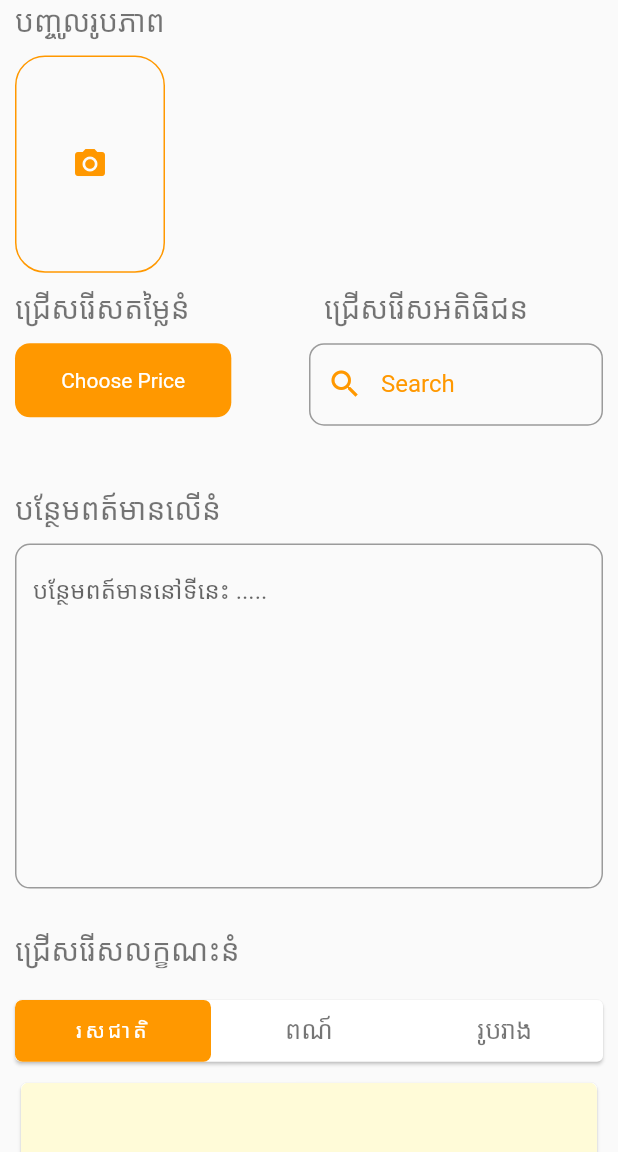
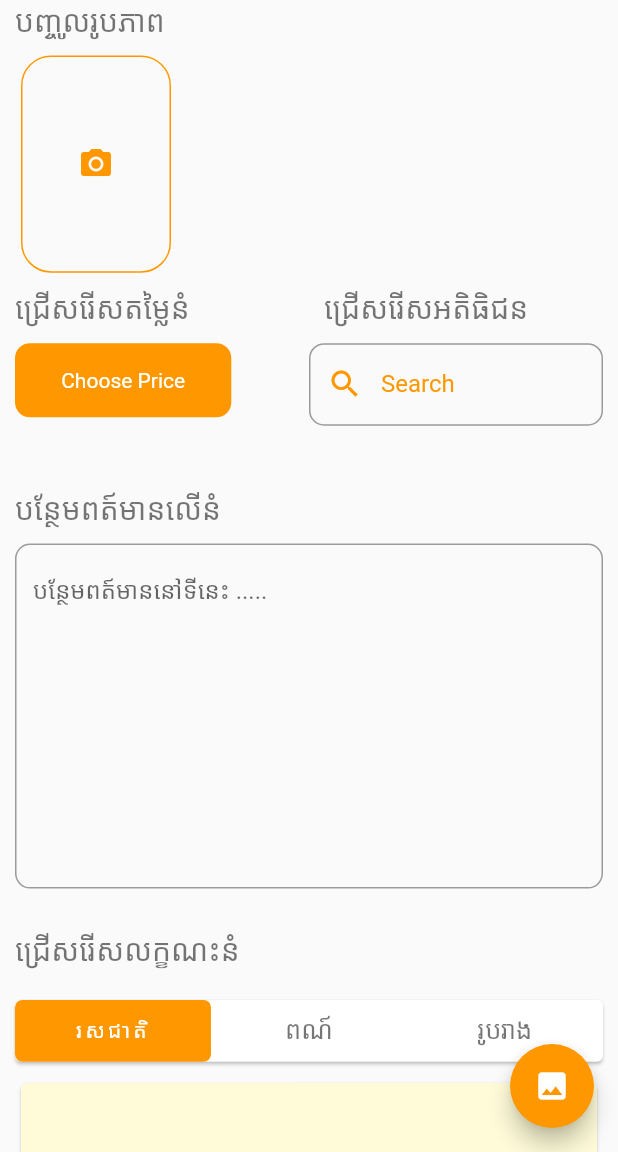
Before and after one commit to leyleygit/thecake_order, a Flutter app: the screen it shows after launch, after a tap on the "camera alt" icon, on a phone screen of 412 x 824 dp, the part 84-1236 px from its top. Run offline on Flutter 3.47's test engine with Material 2 defaults, Android fonts, the phone set to English and light mode, and no system bars; our stand-ins replace google_fonts; missing offline and left inert: image_picker_modern.

Commit message:
imagepicker

```diff
--- a/lib/page/home.dart
+++ b/lib/page/home.dart
@@ -1,8 +1,9 @@
 import 'dart:io';
+import 'dart:async';
 import 'package:flutter/cupertino.dart';
 import 'package:flutter/material.dart';
 import 'package:google_fonts/google_fonts.dart';
-import 'package:image_picker/image_picker.dart';
+import 'package:image_picker_modern/image_picker_modern.dart';
 import 'package:thecake_createorder/page/choosecolor.dart';
 import 'package:thecake_createorder/page/chooseflavor.dart';
 import 'package:thecake_createorder/page/chooseprice.dart';
@@ -15,16 +16,20 @@ class MainHomePage extends StatefulWidget {
 
 class _MainHomePageState extends State<MainHomePage>
     with TickerProviderStateMixin {
-  File _image;
-  final picker = ImagePicker();
+  List<File> _image = [];
 
   Future getImage() async {
-    final pickedFile = await picker.getImage(source: ImageSource.camera);
+    final pickedFile = await ImagePicker.pickImage(source: ImageSource.camera);
     setState(() {
-      _image = File(pickedFile.path);
+      _image.add(File(pickedFile.path));
     });
   }
-
+ Future getFromGallery() async{
+   final pickedFile = await ImagePicker.pickImage(source: ImageSource.gallery);
+   setState(() {
+     _image.add(File(pickedFile.path));
+   });
+ }
   String _searchText = "";
   TextEditingController _searchController;
 
@@ -45,6 +50,11 @@ class _MainHomePageState extends State<MainHomePage>
     Size size = MediaQuery.of(context).size;
 
     return Scaffold(
+      floatingActionButton: FloatingActionButton(
+        backgroundColor: Colors.orange,
+        child: Icon(Icons.image                                                                                                              ),
+        onPressed: getFromGallery,
+      ),
       body: CustomScrollView(
         slivers: <Widget>[
           SliverAppBar(
@@ -85,19 +95,45 @@ class _MainHomePageState extends State<MainHomePage>
                   padding: EdgeInsets.all(10),
                   height: size.height * 0.2,
                   child: ListView.builder(
-                      itemCount: 1,
+                      itemCount: _image.length+1,
                       scrollDirection: Axis.horizontal,
                       itemBuilder: (_, index) {
-                        return InkWell(
+                        return index == 0
+                            ? InkWell(
                                 onTap: getImage,
+                                child: Padding(
+                                  padding:
+                                      const EdgeInsets.symmetric(horizontal: 4),
                                   child: Container(
                                     decoration: BoxDecoration(
-                                border: Border.all(color: Colors.orange),
-                                borderRadius: BorderRadius.circular(20)),
+                                        border:
+                                            Border.all(color: Colors.orange),
+                                        borderRadius:
+                                            BorderRadius.circular(20)),
                                     width: 100,
                                     child: Icon(
                                       Icons.camera_alt,
                                       color: Colors.orange,
+                                    ),
+                                  ),
+                                ),
+                              )
+                            : Padding(
+                                padding:
+                                    const EdgeInsets.symmetric(horizontal: 4.0),
+                                child: GestureDetector(
+                                  onLongPress: (){
+                                    setState(() {
+                                      _image.removeAt(index -1);
+                                    });
+                                  },
+                                  child: Container(
+                                    width: 100,
+                                    decoration: BoxDecoration(
+                                        image: DecorationImage(fit: BoxFit.cover,
+                                            image:
+                                                AssetImage(_image[index -1].path)),
+                                        borderRadius: BorderRadius.circular(20)),
                                   ),
                                 ),
                               );
--- a/pubspec.yaml
+++ b/pubspec.yaml
@@ -28,9 +28,9 @@ dependencies:
   # The following adds the Cupertino Icons font to your application.
   # Use with the CupertinoIcons class for iOS style icons.
   cupertino_icons: ^0.1.3
-  image_picker: ^0.6.7+2
   google_fonts: ^1.1.0
-
+  path_provider: 1.6.11
+  image_picker_modern: 0.4.12+3
 dev_dependencies:
   flutter_test:
     sdk: flutter
```
Also changed, not shown: pubspec.lock, 5 other files. Lines whose indentation alone changed are shown as unchanged.
